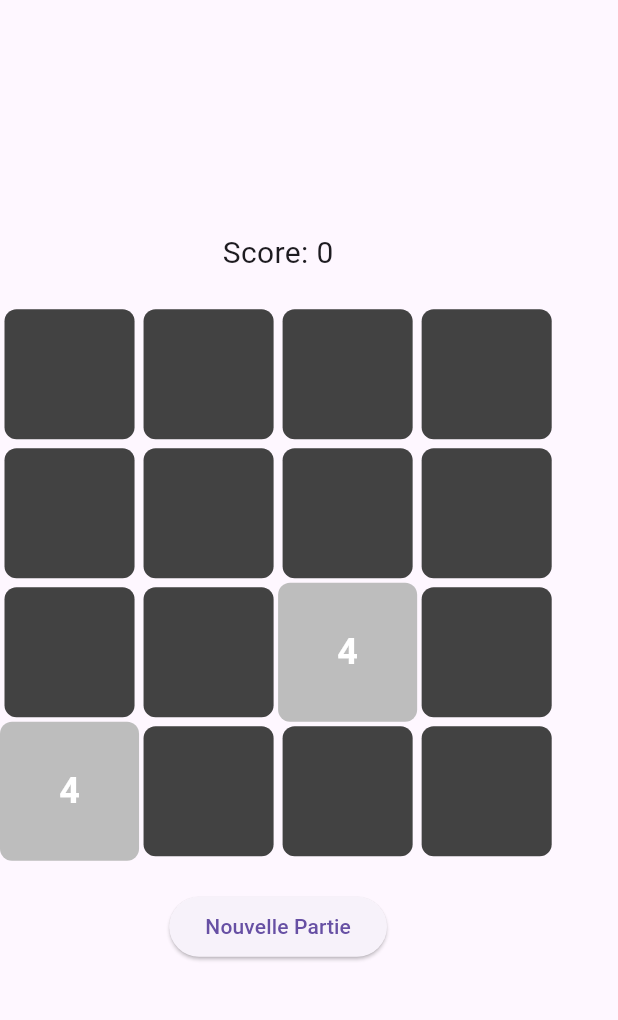
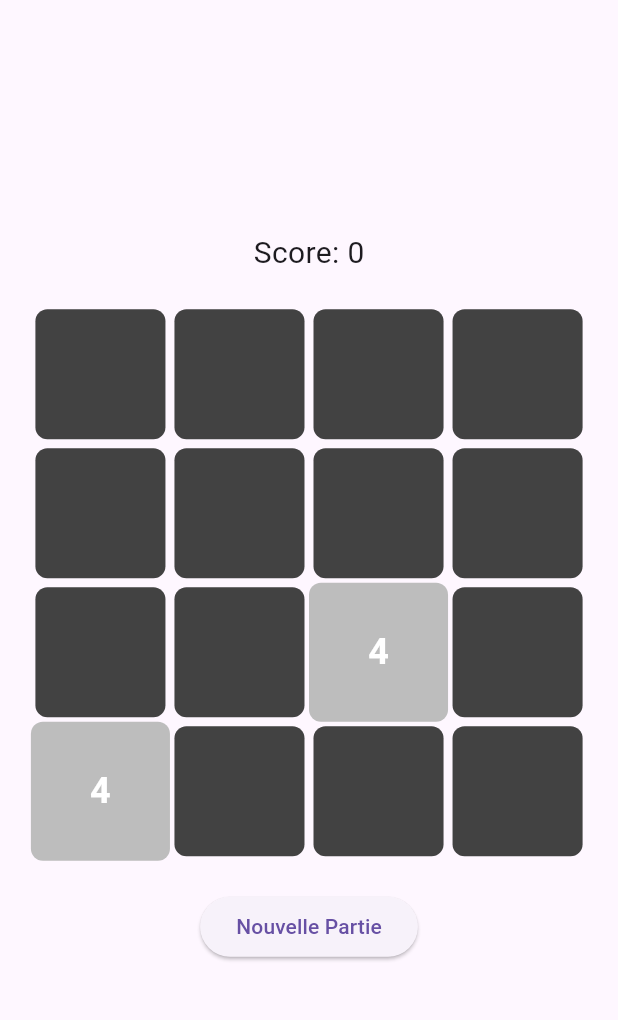
Before and after one commit to antrouillard/deux_mille_quarante_huit, a Flutter app: the screen it shows after launch, on a phone screen of 412 x 824 dp, the part 63-1083 px from its top. Run offline on Flutter 3.47's test engine with Material 3 defaults, Android fonts, the phone set to English and light mode, and no system bars.

Commit message:
feat: board centered + gradle version changes

```diff
--- a/lib/screens/game_screen.dart
+++ b/lib/screens/game_screen.dart
@@ -65,10 +65,13 @@ class _GameScreenState extends State<GameScreen> {
       },
       child: Scaffold(
         appBar: AppBar(title: const Text("2048 Flutter")),
-        body: Column(
+        body: Center(
+          child: Column(
             mainAxisAlignment: MainAxisAlignment.center,
+            crossAxisAlignment: CrossAxisAlignment.center,
             children: [
-            Text("Score: ${game.score}", style: const TextStyle(fontSize: 20)),
+              Text("Score: ${game.score}",
+                  style: const TextStyle(fontSize: 20)),
               const SizedBox(height: 20),
               BoardWidget(
                 board: game.board,
@@ -87,6 +90,7 @@ class _GameScreenState extends State<GameScreen> {
             ],
           ),
         ),
+      ),
     );
   }
 }
```
Also changed, not shown: 1 other file. Lines whose indentation alone changed are shown as unchanged.
